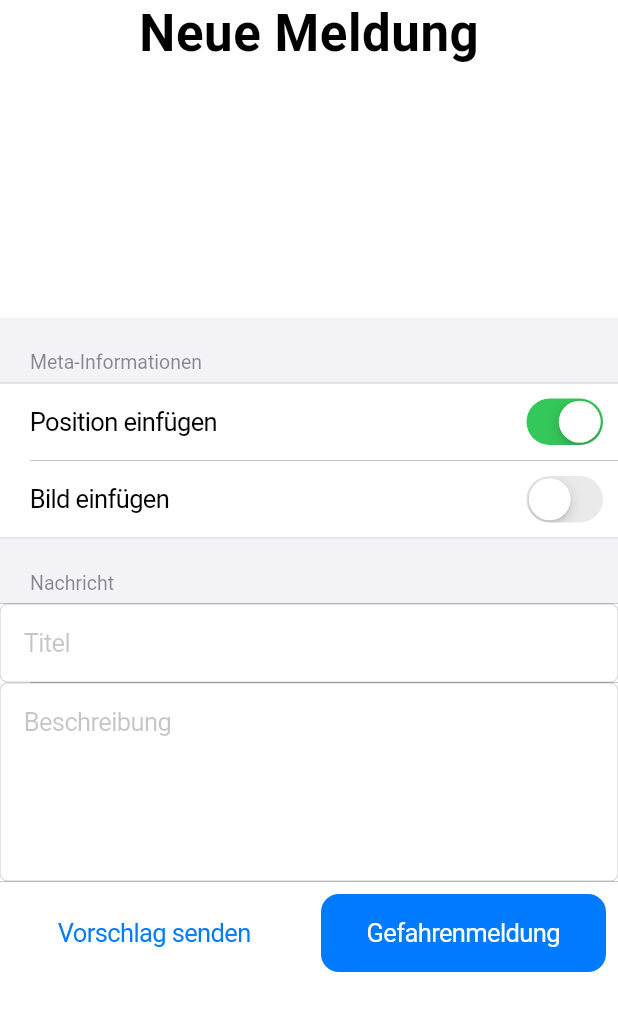
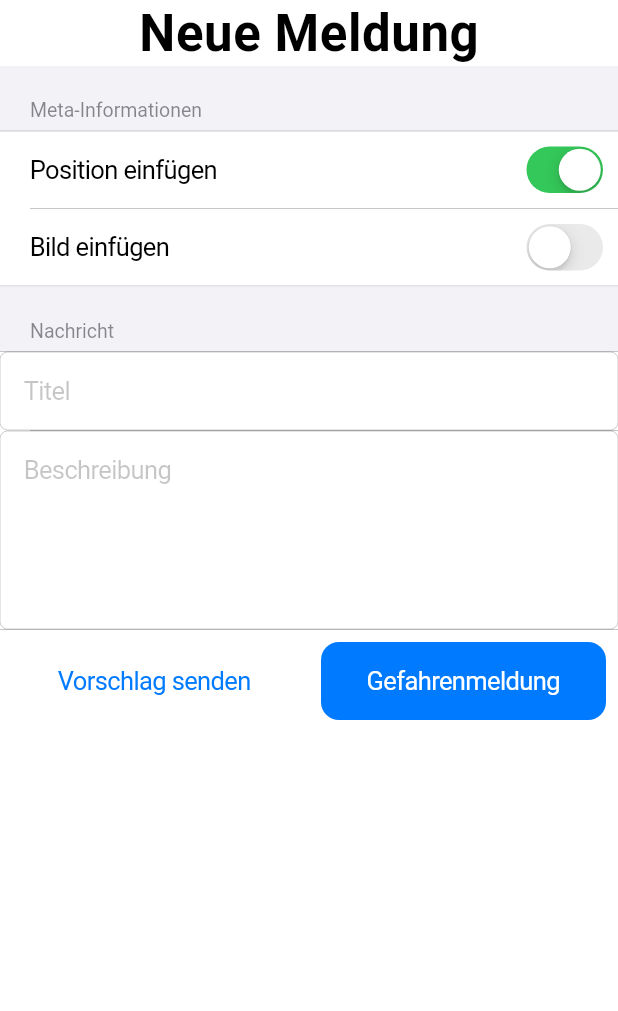
Before and after one commit to scherben-boot/Mockup.Mail, a Flutter app: the screen it shows after launch, on a phone screen of 412 x 824 dp. Shown: the top 1011 px of the screen. Run offline on Flutter 3.47's test engine with Material 2 defaults, Android fonts, the light colour scheme and no system bars; our stand-ins replace image_picker, kiwi, location; missing offline and left inert: flutter_email_sender.

Commit message:
Fixed layout

```diff
--- a/lib/views/reporting_page.dart
+++ b/lib/views/reporting_page.dart
@@ -57,7 +57,6 @@ class _ReportingPageState extends State<ReportingPage> {
           ),
         ),
         child: SafeArea(
-          child: Center(
           child: ListView(
             shrinkWrap: true,
             children: [
@@ -123,7 +122,6 @@ class _ReportingPageState extends State<ReportingPage> {
               ),
             ],
           ),
-          ),
         ));
   }
 }
```
Lines whose indentation alone changed are shown as unchanged.
